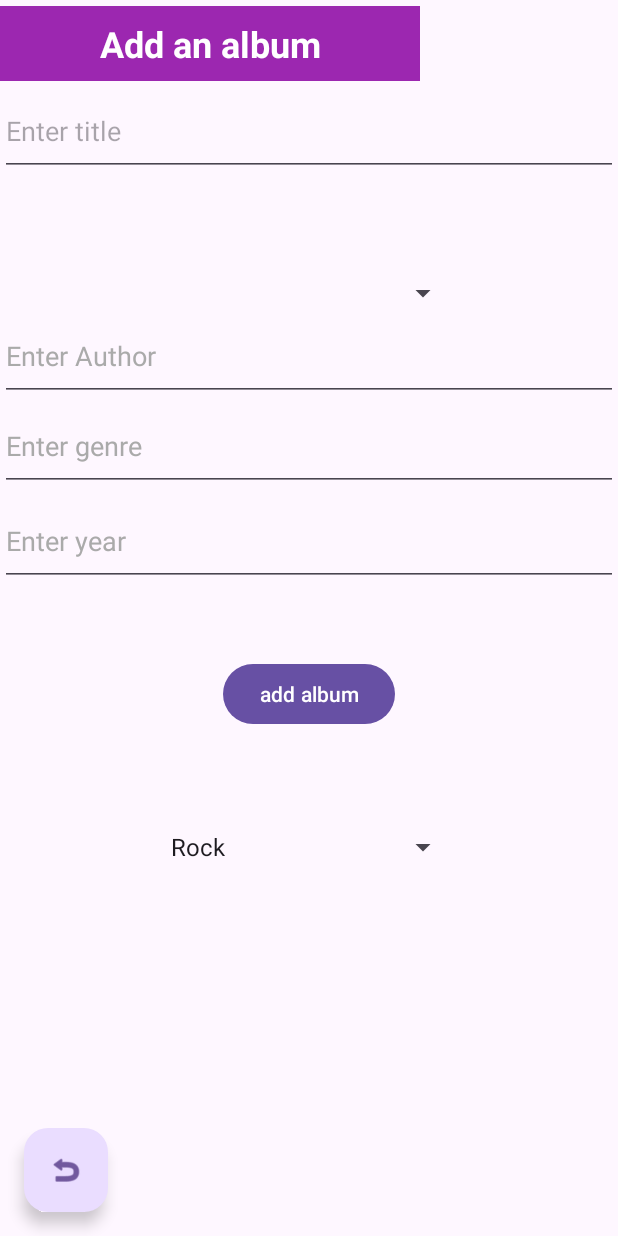
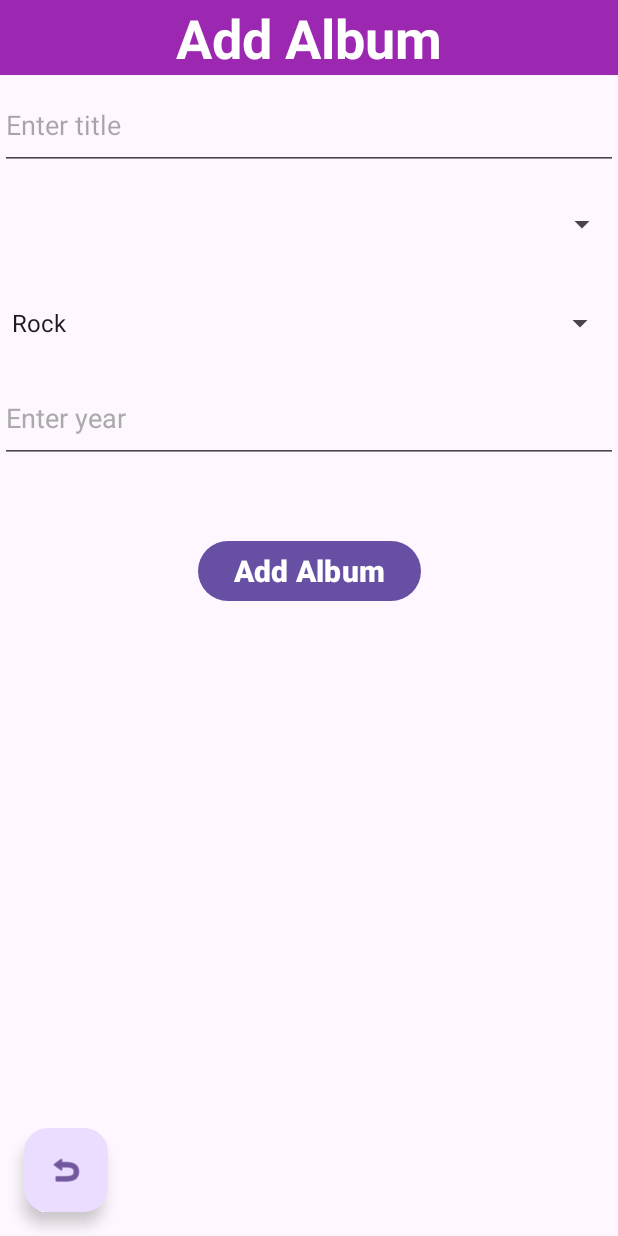
Before and after one commit to fabiopulvirenti/RecordShopAndroid, an Android app: the AddNewAlbumActivity screen opened directly, with no data from a screen before it, on a phone screen of 412 x 824 dp. Run offline under Robolectric (Android 15) with nearby library versions, the phone set to English and light mode, and no system bars; our stand-ins replace data binding; 1 statement that could not run was skipped.

Commit message:
feat: fix Layout of Add new Album Activity

```diff
--- a/app/src/main/res/layout/activity_add_new_album.xml
+++ b/app/src/main/res/layout/activity_add_new_album.xml
@@ -32,18 +32,19 @@
             android:id="@+id/editText"
             android:layout_width="0dp"
             android:layout_height="50dp"
-            android:layout_marginTop="4dp"
-            android:layout_marginEnd="132dp"
+            android:layout_marginTop="0dp"
+            android:layout_marginEnd="0dp"
             android:background="@color/purple_500"
-            android:text="Add an album"
+            android:text="Add Album"
             android:textAlignment="center"
             android:textColor="@color/white"
-            android:textSize="24sp"
+            android:textSize="36sp"
             android:textStyle="bold"
             app:layout_constraintEnd_toEndOf="parent"
             app:layout_constraintHorizontal_bias="1.0"
             app:layout_constraintStart_toStartOf="parent"
-            app:layout_constraintTop_toTopOf="parent" />
+            app:layout_constraintTop_toTopOf="parent"
+            android:minHeight="160dp"/>
 
 
 
@@ -66,46 +67,30 @@
         <Spinner
             android:id="@+id/spinnerEditAuthor"
             android:onItemSelected="@{clickHandler::onSelectAuthor}"
-            android:layout_width="200dp"
+            android:layout_width="0dp"
             android:layout_height="wrap_content"
-            android:layout_marginStart="1dp"
-            android:layout_marginTop="66dp"
+            android:layout_marginStart="0dp"
+            android:layout_marginTop="6dp"
+            android:layout_marginEnd="0dp"
+            android:layout_marginBottom="28dp"
+            app:layout_constraintEnd_toEndOf="parent"
+            app:layout_constraintStart_toStartOf="parent"
+            app:layout_constraintTop_toBottomOf="@id/editAlbumName"
+            android:minHeight="60dp"/>
+
+        <Spinner
+            android:id="@+id/spinnerGenre"
+            android:onItemSelected="@{clickHandler::onSelectGenre}"
+            android:layout_width="0dp"
+            android:layout_height="wrap_content"
+            android:layout_marginStart="0dp"
+            android:layout_marginTop="6dp"
             android:layout_marginEnd="1dp"
             android:layout_marginBottom="28dp"
             app:layout_constraintEnd_toEndOf="parent"
             app:layout_constraintStart_toStartOf="parent"
-            app:layout_constraintTop_toBottomOf="@id/editAlbumName"/>
-
-        <EditText
-            android:text="@={album.author.authorName}"
-            android:textColorHint="@android:color/darker_gray"
-            android:textColor="@color/black"
-            android:id="@+id/editAuthor"
-            android:layout_width="0dp"
-            android:layout_height="wrap_content"
-            android:layout_marginBottom="28dp"
-            android:hint="Enter Author"
-            app:layout_constraintEnd_toEndOf="parent"
-            app:layout_constraintStart_toStartOf="parent"
             app:layout_constraintTop_toBottomOf="@id/spinnerEditAuthor"
-            android:minHeight="60dp"
-            app:layout_constraintVertical_bias="0.059"/>
-
-
-        <EditText
-            android:text="@={album.genre}"
-            android:textColorHint="@android:color/darker_gray"
-            android:textColor="@color/black"
-            android:id="@+id/editGenre"
-            android:layout_width="0dp"
-            android:layout_height="wrap_content"
-            android:layout_marginBottom="28dp"
-            android:hint="Enter genre"
-            app:layout_constraintEnd_toEndOf="parent"
-            app:layout_constraintStart_toStartOf="parent"
-            app:layout_constraintTop_toBottomOf="@id/editAuthor"
-            android:minHeight="60dp"
-            app:layout_constraintVertical_bias="0.059"/>
+            android:minHeight="60dp"/>
 
 
         <EditText
@@ -120,7 +105,7 @@
             android:hint="Enter year"
             app:layout_constraintEnd_toEndOf="parent"
             app:layout_constraintStart_toStartOf="parent"
-            app:layout_constraintTop_toBottomOf="@id/editGenre"
+            app:layout_constraintTop_toBottomOf="@id/spinnerGenre"
             app:layout_constraintVertical_chainStyle="packed"
             android:minHeight="60dp"/>
 
@@ -129,25 +114,16 @@
             android:layout_width="wrap_content"
             android:layout_height="wrap_content"
             android:layout_marginTop="48dp"
-            android:text="add album"
+            android:text="Add Album"
+            android:textSize="20sp"
+            android:textStyle="bold"
             app:layout_constraintEnd_toEndOf="parent"
             app:layout_constraintStart_toStartOf="parent"
             app:layout_constraintTop_toBottomOf="@+id/editReleaseYear"
             android:onClick="@{clickHandler::onSubmitBtnClicked}"
             />
 
-        <Spinner
-            android:id="@+id/spinnerGenre"
-            android:onItemSelected="@{clickHandler::onSelectGenre}"
-            android:layout_width="200dp"
-            android:layout_height="wrap_content"
-            android:layout_marginStart="1dp"
-            android:layout_marginTop="66dp"
-            android:layout_marginEnd="1dp"
-            android:layout_marginBottom="170dp"
-            app:layout_constraintEnd_toEndOf="parent"
-            app:layout_constraintStart_toStartOf="parent"
-            app:layout_constraintTop_toBottomOf="@+id/submit" />
+
 
 
         <com.google.android.material.floatingactionbutton.FloatingActionButton
```
